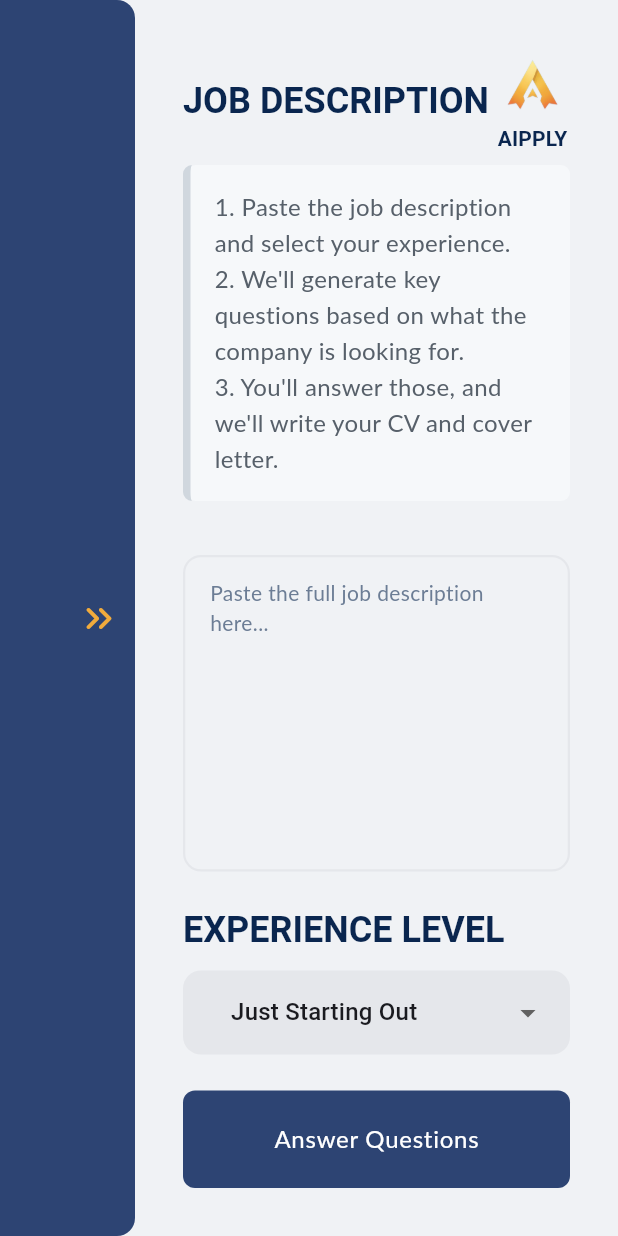
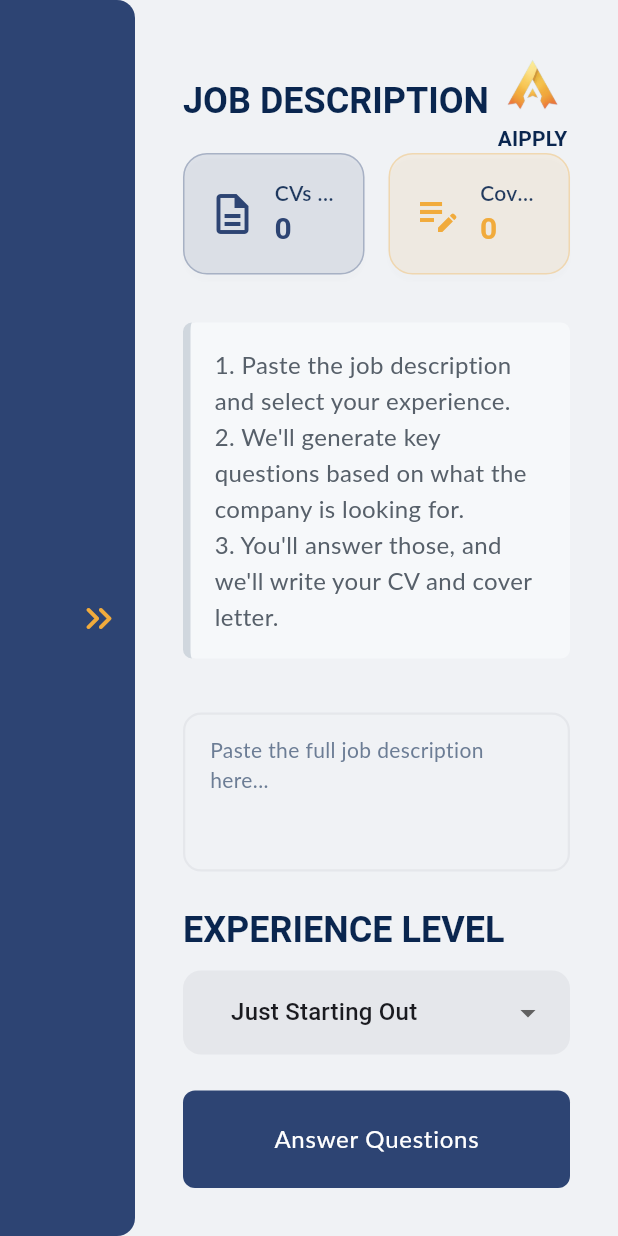
Before and after one commit to DeleMike/aipply_app, a Flutter app: the screen it shows after launch, after a tap on the "keyboard double arrow left" icon, on a phone screen of 412 x 824 dp. Run offline on Flutter 3.47's test engine with Material 3 defaults, Android fonts, the phone set to English and light mode, and no system bars; our stand-ins replace device_preview, dio, dropdown_button2, flutter_riverpod, fluttertoast, go_router and 2 more; missing offline and left inert: html_editor_enhanced, htmltopdfwidgets; network calls fail; Roboto replaces fonts that are missing (Lato, Poppins).

Commit message:
add metrics

```diff
--- a/lib/core/home/presentation/home_screen.dart
+++ b/lib/core/home/presentation/home_screen.dart
@@ -14,6 +14,7 @@ import 'package:go_router/go_router.dart';
 import '../../../utils/constants.dart';
 import '../../../widgets/loading_overlay.dart';
 import '../../../widgets/quote_block.dart';
+import '../../metrics/application/providers.dart';
 import '../application/providers.dart';
 
 class HomeScreen extends ConsumerStatefulWidget {
@@ -48,6 +49,8 @@ class _HomeScreenState extends ConsumerState<HomeScreen> {
     final double screenWidth = kScreenWidth(context);
     final double panelWidth = _isPanelExpanded ? screenWidth * 0.5 : 90.0;
     final isLoading = ref.watch(isGeneratingQuestionsProvider);
+    final metricsAsync = ref.watch(metricsStreamProvider);
+
     return Scaffold(
       body: Row(
         children: [
@@ -167,6 +170,45 @@ class _HomeScreenState extends ConsumerState<HomeScreen> {
                                   ),
                                 ),
                               ],
+                            ),
+                            metricsAsync.when(
+                              data: (metrics) {
+                                final cvCount = metrics?.cvGenerated ?? 0;
+                                final clCount = metrics?.coverLetterGenerated ?? 0;
+
+                                return Padding(
+                                  padding: const EdgeInsets.only(bottom: 24.0),
+                                  child: Row(
+                                    children: [
+                                      Expanded(
+                                        child: _MetricsCard(
+                                          title: 'CVs Generated',
+                                          count: cvCount,
+                                          icon: Icons.description_outlined,
+                                          color: AppColors.kPrimary,
+                                        ),
+                                      ),
+                                      const SizedBox(width: 16),
+                                      Expanded(
+                                        child: _MetricsCard(
+                                          title: 'Cover Letters Generated',
+                                          count: clCount,
+                                          icon: Icons.edit_note_outlined,
+                                          color: AppColors.kAccent,
+                                        ),
+                                      ),
+                                    ],
+                                  ),
+                                );
+                              },
+                              loading: () =>
+                                  const Center(child: CircularProgressIndicator()),
+                              error: (err, _) => Text(
+                                'Unable to load metrics',
+                                style: Theme.of(
+                                  context,
+                                ).textTheme.bodyMedium!.copyWith(color: Colors.redAccent),
+                              ),
                             ),
                             const Padding(
                               padding: EdgeInsets.only(top: 8.0, bottom: 20.0),
@@ -311,3 +353,68 @@ class _HomeScreenState extends ConsumerState<HomeScreen> {
     );
   }
 }
+
+class _MetricsCard extends StatelessWidget {
+  final String title;
+  final int count;
+  final IconData icon;
+  final Color color;
+
+  const _MetricsCard({
+    required this.title,
+    required this.count,
+    required this.icon,
+    required this.color,
+  });
+
+  @override
+  Widget build(BuildContext context) {
+    return Container(
+      padding: const EdgeInsets.all(16),
+      decoration: BoxDecoration(
+        color: color.withValues(alpha: 0.1),
+        borderRadius: BorderRadius.circular(16),
+        border: Border.all(color: color.withValues(alpha: 0.3), width: 1),
+        boxShadow: [
+          BoxShadow(
+            color: Colors.black.withValues(alpha: 0.01),
+            blurRadius: 1,
+            offset: const Offset(0, 4),
+          ),
+        ],
+      ),
+
+      child: Row(
+        children: [
+          Icon(icon, color: color, size: 32),
+          const SizedBox(width: 12),
+          Expanded(
+            // ensures text respects available space
+            child: Column(
+              crossAxisAlignment: CrossAxisAlignment.start,
+              children: [
+                Text(
+                  title,
+                  maxLines: 1,
+                  overflow: TextOverflow.ellipsis,
+                  style: Theme.of(
+                    context,
+                  ).textTheme.bodyMedium?.copyWith(fontWeight: FontWeight.w600),
+                ),
+                Text(
+                  '$count',
+                  maxLines: 1,
+                  overflow: TextOverflow.ellipsis,
+                  style: Theme.of(context).textTheme.headlineSmall?.copyWith(
+                    fontWeight: FontWeight.bold,
+                    color: color,
+                  ),
+                ),
+              ],
+            ),
+          ),
+        ],
+      ),
+    );
+  }
+}
--- /dev/null
+++ b/lib/core/metrics/application/providers.dart
@@ -0,0 +1,37 @@
+import 'dart:async';
+
+import 'package:flutter_riverpod/flutter_riverpod.dart';
+
+import '../data/metrics_fetcher.dart';
+import '../domain/metrics.dart';
+
+final metricsStreamProvider = StreamProvider<Metrics?>((ref) {
+  final controller = StreamController<Metrics?>();
+  Timer? timer;
+
+  // This function fetches our metrics and adds it to the stream
+  Future<void> fetchAndAdd() async {
+    try {
+      final metrics = await fetchMetrics();
+      if (!controller.isClosed) {
+        controller.add(metrics);
+      }
+    } catch (e, stack) {
+      if (!controller.isClosed) {
+        controller.addError(e, stack);
+      }
+    }
+  }
+
+  fetchAndAdd();
+  timer = Timer.periodic(const Duration(seconds: 10), (_) {
+    fetchAndAdd();
+  });
+
+  ref.onDispose(() {
+    timer?.cancel();
+    controller.close();
+  });
+
+  return controller.stream;
+});
--- /dev/null
+++ b/lib/core/metrics/data/metrics_fetcher.dart
@@ -0,0 +1,9 @@
+import 'package:aipply/network/api_repository.dart';
+
+import '../domain/metrics.dart';
+
+Future<Metrics?> fetchMetrics() async {
+  final apiRepo = ApiRepository();
+  final metrics = await apiRepo.generateMetrics();
+  return metrics;
+}
--- /dev/null
+++ b/lib/core/metrics/domain/metrics.dart
@@ -0,0 +1,18 @@
+class Metrics {
+  final int cvGenerated;
+  final int coverLetterGenerated;
+
+  Metrics({required this.cvGenerated, required this.coverLetterGenerated});
+
+  factory Metrics.fromJson(Map<String, dynamic> json) {
+    return Metrics(
+      cvGenerated: json['cv_generated'] ?? 0,
+      coverLetterGenerated: json['cover_letter_generated'] ?? 0,
+    );
+  }
+
+  @override
+  String toString() {
+    return 'Metrics(cvGenerated: $cvGenerated, coverLetterGenerated:$coverLetterGenerated)';
+  }
+}
--- a/lib/network/api_config.dart
+++ b/lib/network/api_config.dart
@@ -20,7 +20,7 @@ class ApiConfigService {
 
   /// Get base URL for specific microservice
   String baseUrl() {
-    return prodBaseUrl;
+    return devBaseUrl;
   }
 
   /// Set Headers
--- a/lib/network/api_repository.dart
+++ b/lib/network/api_repository.dart
@@ -8,6 +8,7 @@ import 'package:aipply/network/aipply_api.dart';
 import 'package:aipply/network/http_client.dart' as client;
 import 'package:http/http.dart' as http;
 
+import '../core/metrics/domain/metrics.dart';
 import '../utils/constants.dart';
 import '../utils/debug_fns.dart';
 
@@ -120,5 +121,27 @@ class ApiRepository {
     return (document, errorStatusMessage);
   }
 
-  Future<void> generateMetrics() async {}
+  Future<Metrics?> generateMetrics() async {
+    Metrics? metrics;
+    try {
+      final response =
+          await client.HttpClient.instance
+                  .get(resource: AipplyApi.metrics, turnOn: true)
+                  .timeout(Duration(seconds: networkTimeout))
+              as http.Response;
+
+      final json = jsonDecode(response.body);
+
+      if (response.statusCode == 200) {
+        metrics = Metrics.fromJson(json);
+      }
+      printOut('Metrics = $metrics');
+    } on SocketException {
+      printOut(noOrPoorConnection);
+    } catch (e, s) {
+      printOut('$kRepoErrorPrepend $e\n$s');
+    }
+
+    return metrics;
+  }
 }
```
